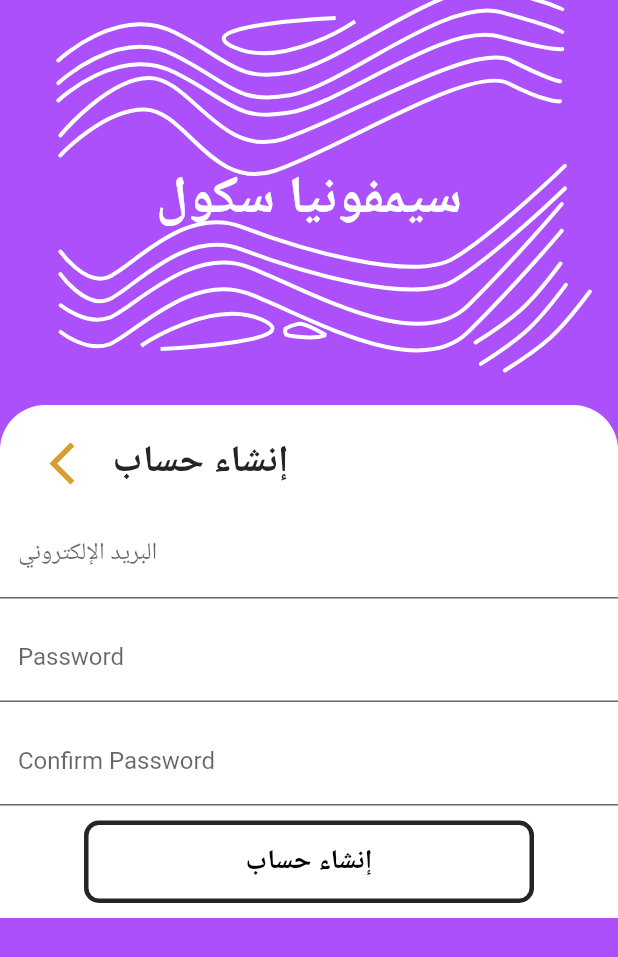
After one commit to Mohammadallababide/symphniaMobileApp, a Flutter app: the screen it shows after launch, after a tap on "إنشاء حساب", on a phone screen of 412 x 824 dp. The commit adds this screen. Shown: the top 957 px of the screen. Run offline on Flutter 3.47's test engine with Material 2 defaults, Android fonts, the phone set to English and light mode, and no system bars; our stand-ins replace flutter_svg; missing offline and left inert: google_fonts_arabic.

Commit message:
work on SingUp page

```diff
--- a/lib/Pages/IntroPage.dart
+++ b/lib/Pages/IntroPage.dart
@@ -10,8 +10,14 @@ class IntroPage extends StatelessWidget {
         backgroundColor: customPurpleColor,
         body: ListView(
           children: <Widget>[
-          drawArtCurve(),
-          secondPart(context),
+            Padding(
+              padding: const EdgeInsets.only(top: 0),
+              child: drawArtCurve(),
+            ),
+            Transform.translate(
+                offset: Offset(0, 0),
+                child: secondPart(context)
+            ),
           ],
         ),
     );
@@ -20,13 +26,13 @@ class IntroPage extends StatelessWidget {
 
 Widget drawArtCurve() {
   return Container(
-    height: 300.0,
+    height: 270.0,
     color: customPurpleColor,
     child: Stack(
       children: <Widget>[
         Center(
           child: Transform.translate(
-            offset: Offset(10, -9),
+            offset: Offset(10, -23),
             child: SvgPicture.string(
               svg_curve,
               allowDrawingOutsideViewBox: true,
@@ -34,7 +40,7 @@ Widget drawArtCurve() {
           ),
         ),
         Transform.translate(
-          offset: Offset(0, 10),
+          offset: Offset(0,-2),
           child: Center(
             child: Text(
               app_name,
@@ -56,6 +62,7 @@ Widget drawArtCurve() {
 
 Widget secondPart(BuildContext context) {
   return Container(
+
     decoration: BoxDecoration(
       borderRadius: BorderRadius.only(
         topLeft: Radius.circular(30.0),
@@ -95,10 +102,14 @@ Widget secondPart(BuildContext context) {
               singInButton(context),
               Padding(
                 padding: const EdgeInsets.only(top: 20),
-                child: singUpButton(),
+                child: singUpButton(context),
               ),
             ],
           ),
+        ),
+    SizedBox(
+          height: 20.0,
+  child: Container(color: Colors.white,),
     ),
   ],
   ),
@@ -154,9 +165,11 @@ Widget singInButton(BuildContext context) {
   );
 }
 
-Widget singUpButton() {
+Widget singUpButton(BuildContext context) {
   return GestureDetector(
-    onTap: () {},
+    onTap: () {
+      Navigator.pushNamed(context, '/singup');
+    },
     child: Container(
       width: 300.0,
       height: 55.0,
@@ -182,5 +195,6 @@ Widget singUpButton() {
         ),
       ),
     ),
+
   );
 }
--- /dev/null
+++ b/lib/Pages/Singup.dart
@@ -0,0 +1,249 @@
+import 'package:flutter/material.dart';
+import 'package:flutter_svg/flutter_svg.dart';
+import '../consts.dart';
+import 'package:google_fonts_arabic/fonts.dart';
+
+class SingUpPage extends StatefulWidget {
+  @override
+  _SingUpPageState createState() => _SingUpPageState();
+}
+
+class _SingUpPageState extends State<SingUpPage> {
+  final Map<String, dynamic> _formData = {
+    'email': null,
+    'password': null
+  };
+  final TextEditingController _passwordTextController = TextEditingController();
+  final GlobalKey<FormState> _formKey = GlobalKey<FormState>();
+  String _emailValue;
+  String _passwordValue;
+  @override
+  Widget build(BuildContext context) {
+   return  Scaffold(
+      backgroundColor: customPurpleColor,
+      body: ListView(
+        children: <Widget>[
+          drawArtCurve(),
+          secondPart(context)
+        ],
+      ),
+    );
+  }
+
+  Widget drawArtCurve() {
+    return Container(
+      height: 270.0,
+      color: customPurpleColor,
+      child: Stack(
+        children: <Widget>[
+          Center(
+            child: Transform.translate(
+              offset: Offset(10, -23),
+              child: SvgPicture.string(
+                svg_curve,
+                allowDrawingOutsideViewBox: true,
+              ),
+            ),
+          ),
+          Transform.translate(
+            offset: Offset(0, -2),
+            child: Center(
+              child: Text(
+                app_name,
+                style: TextStyle(
+                  fontFamily: ArabicFonts.El_Messiri,
+                  package: 'google_fonts_arabic',
+                  fontWeight: FontWeight.bold,
+                  fontSize: 35,
+                  color: Colors.white,
+                ),
+                textAlign: TextAlign.left,
+              ),
+            ),
+          ),
+        ],
+      ),
+    );
+  }
+
+  Widget secondPart(BuildContext context) {
+    return Transform.translate(
+      offset: Offset(0, 0),
+      child: Container(
+        decoration: BoxDecoration(
+          borderRadius: BorderRadius.only(
+            topLeft: Radius.circular(30.0),
+            topRight: Radius.circular(30.0),
+          ),
+          color: Colors.white,
+        ),
+        child: Stack(
+
+          children: <Widget>[
+
+            Padding(
+
+              padding: const EdgeInsets.only(top: 14.0, left: 25),
+
+              child: IconButton(
+
+                icon: Icon(
+
+                  Icons.arrow_back_ios,
+
+                  color: const Color(0XFFD69E2E),
+
+                  size: 34.0,
+
+                ),
+
+                onPressed: () {
+                  Navigator.pop(context);
+                },
+
+              ),
+
+            ),
+
+            Padding(
+              padding: const EdgeInsets.only(top: 20, left: 75),
+              child: Text(
+                'إنشاء حساب',
+                style: TextStyle(
+                  fontFamily: ArabicFonts.Lateef,
+                  package: 'google_fonts_arabic',
+                  fontWeight: FontWeight.bold,
+                  fontSize: 25,
+                  color: const Color(0xff252427),
+                ),
+                textAlign: TextAlign.left,
+              ),
+            ),
+
+            Padding(
+              padding: const EdgeInsets.only(top: 70),
+              child: Center(
+                child: SingleChildScrollView(
+                  child: Form(
+                    key: _formKey,
+                    child: Column(
+                      children: <Widget>[
+                        _buildEmailTextField(),
+                        SizedBox(
+                          height: 10.0,
+                        ),
+                        _buildPasswordTextField(),
+                        SizedBox(
+                          height: 10.0,
+                        ),
+                        _buildPasswordConfirmTextField(),
+                        SizedBox(
+                          height: 10.0,
+                        ),
+                        singUpButton(context),
+                        SizedBox(
+                          height: 10.0,
+                        )
+                      ],
+                    ),
+                  ),
+                ),
+              ),
+            )
+          ],
+        ),
+      ),
+    );
+  }
+  Widget _buildEmailTextField() {
+    return TextFormField(
+      decoration: InputDecoration(
+          labelText: 'البريد الإلكتروني', filled: true, fillColor: Colors.white),
+      keyboardType: TextInputType.emailAddress,
+      validator: (String value) {
+        if (value.isEmpty ||
+            !RegExp(r"[a-z0-9!#$%&'*+/=?^_`{|}~-]+(?:\.[a-z0-9!#$%&'*+/=?^_`{|}~-]+)*@(?:[a-z0-9](?:[a-z0-9-]*[a-z0-9])?\.)+[a-z0-9](?:[a-z0-9-]*[a-z0-9])?")
+                .hasMatch(value)) {
+          return 'Please enter a valid email';
+        }
+      },
+      onSaved: (String value) {
+//        _formData['email'] = value;
+      },
+    );
+  }
+
+
+  Widget _buildPasswordTextField() {
+    return TextFormField(
+      decoration: InputDecoration(
+          labelText: 'Password', filled: true, fillColor: Colors.white),
+      obscureText: true,
+      controller: _passwordTextController,
+      validator: (String value) {
+        if (value.isEmpty || value.length < 6) {
+          return 'Password invalid';
+        }
+      },
+      onSaved: (String value) {
+//        _formData['password'] = value;
+      },
+    );
+  }
+
+  Widget _buildPasswordConfirmTextField() {
+    return TextFormField(
+      decoration: InputDecoration(
+          labelText: 'Confirm Password', filled: true, fillColor: Colors.white),
+      obscureText: true,
+      validator: (String value) {
+        if (_passwordTextController.text != value) {
+          return 'Passwords do not match.';
+        }
+      },
+    );
+  }
+
+  void _submitForm(){
+    if (!_formKey.currentState.validate() || !_formData['acceptTerms']) {
+      return;
+    }
+    _formKey.currentState.save();
+  }
+
+  Widget singUpButton(BuildContext context) {
+    return GestureDetector(
+      onTap: () {
+//        Navigator.pushNamed(context, '/singup');
+        _submitForm();
+      },
+      child: Container(
+        width: 300.0,
+        height: 55.0,
+        decoration: BoxDecoration(
+          borderRadius: BorderRadius.circular(10.0),
+          border: Border.all(
+            width: 3.0,
+            color: const Color(0xff252427),
+          ),
+          color: Colors.white,
+        ),
+        child: Center(
+          child: Text(
+            'إنشاء حساب',
+            style: TextStyle(
+              fontFamily: ArabicFonts.El_Messiri,
+              package: 'google_fonts_arabic',
+              fontWeight: FontWeight.bold,
+              fontSize: 18,
+              color: Colors.black,
+            ),
+            textAlign: TextAlign.left,
+          ),
+        ),
+      ),
+
+    );
+  }
+
+}
--- a/lib/main.dart
+++ b/lib/main.dart
@@ -1,7 +1,7 @@
 import 'package:flutter/material.dart';
 import 'package:symphonia_mobile_app/Pages/IntroPage.dart';
-import 'package:symphonia_mobile_app/Pages/SingInPage.dart';
-
+import 'package:symphonia_mobile_app/Pages/SingIn.dart';
+import './Pages/Singup.dart';
 void main() => runApp(MyApp());
 
 class MyApp extends StatelessWidget {
@@ -17,6 +17,7 @@ class MyApp extends StatelessWidget {
       routes: {
         '/': (BuildContext context) => IntroPage(),
         '/singin': (BuildContext context) => SingInPage(),
+        '/singup':(BuildContext context) => SingUpPage(),
       },
       onGenerateRoute: (RouteSettings settings) {},
       onUnknownRoute: (RouteSettings settings) {},
```
Also changed, not shown: lib/Pages/SingIn.dart (renamed from lib/Pages/SingInPage.dart). Lines whose indentation alone changed are shown as unchanged.
